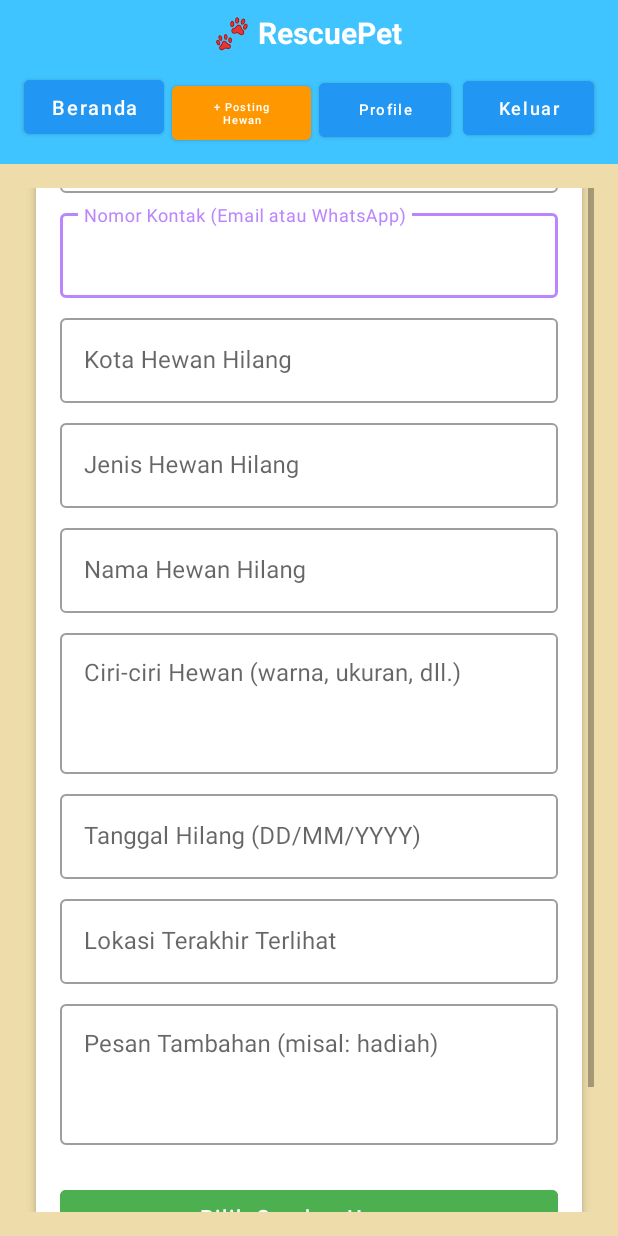
After one commit to mhmdihmsyh/glorius, an Android app: the HewanHilangActivity screen opened directly, with no data from a screen before it, on a phone screen of 412 x 824 dp. The commit adds this screen. Run offline under Robolectric (Android 15) with nearby library versions, the phone set to English and light mode, and no system bars; our stand-ins replace Firebase (no records; nobody signed in at launch, a user with empty details on screens opened directly); pictures from the network do not load.

Commit message:
Menambahkan fitur Lapor Hewan Hilang dan integrasi Firebase
Perubahan:
- Menambahkan `HewanHilangActivity.kt` dan layout `form_hewan_hilang.xml` untuk fitur lapor hewan hilang.
- Mengintegrasikan Supabase untuk unggah gambar dan Firebase Firestore untuk penyimpanan data laporan hewan hilang.
- Menambahkan dependensi OkHttp dan Kotlin Coroutines di `build.gradle.kts`.
- Memperbarui `AndroidManifest.xml` dengan menambahkan aktivitas `HewanHilangActivity`.
- Memperbarui `FormAdopsiActivity.kt` untuk menyimpan data permohonan adopsi ke Firebase Firestore.
- Memperbarui konfigurasi target deployment di `.idea/deploymentTargetSelector.xml`.

```diff
--- a/app/build.gradle.kts
+++ b/app/build.gradle.kts
@@ -67,6 +67,12 @@ dependencies {
 
     // Lottie (untuk animasi JSON)
     implementation("com.airbnb.android:lottie:6.4.0")
+    // OkHttp untuk HTTP request ke Supabase
+    implementation("com.squareup.okhttp3:okhttp:4.12.0")
+
+// Kotlin Coroutines untuk background tasks
+    implementation("org.jetbrains.kotlinx:kotlinx-coroutines-android:1.7.3")
+
 
     // Testing
     testImplementation("junit:junit:4.13.2")
--- /dev/null
+++ b/app/src/main/res/layout/form_hewan_hilang.xml
@@ -0,0 +1,288 @@
+<?xml version="1.0" encoding="utf-8"?>
+<LinearLayout xmlns:android="http://schemas.android.com/apk/res/android"
+    xmlns:app="http://schemas.android.com/apk/res-auto"
+    android:layout_width="match_parent"
+    android:layout_height="match_parent"
+    android:orientation="vertical"
+    android:background="#EEDDAB">
+
+    <LinearLayout
+        android:layout_width="match_parent"
+        android:layout_height="wrap_content"
+        android:orientation="vertical"
+        android:background="#40C4FF"
+        android:paddingVertical="8dp"
+        android:paddingHorizontal="12dp">
+
+        <TextView
+            android:id="@+id/logo"
+            android:layout_width="wrap_content"
+            android:layout_height="wrap_content"
+            android:text="🐾 RescuePet"
+            android:textColor="#FFFFFF"
+            android:textSize="20sp"
+            android:textStyle="bold"
+            android:layout_gravity="center_horizontal" />
+
+        <GridLayout
+            android:layout_width="match_parent"
+            android:layout_height="wrap_content"
+            android:columnCount="4"
+            android:layout_marginTop="8dp"
+            android:alignmentMode="alignMargins"
+            android:columnOrderPreserved="false">
+
+            <Button
+                android:id="@+id/btnBeranda"
+                android:layout_width="5dp"
+                android:textSize="13dp"
+                android:layout_height="wrap_content"
+                android:layout_row="0"
+                android:layout_column="0"
+                android:layout_columnWeight="1"
+                android:layout_margin="4dp"
+                android:backgroundTint="#2196F3"
+                android:text="Beranda"
+                android:textAllCaps="false"
+                android:textColor="#FFFFFF" />
+
+            <Button
+                android:id="@+id/btnPosting"
+                android:layout_width="5dp"
+                android:layout_height="wrap_content"
+                android:layout_columnWeight="1"
+                android:layout_margin="1dp"
+                android:textSize="7dp"
+                android:backgroundTint="#FF9800"
+                android:text="+ Posting Hewan"
+                android:textAllCaps="false"
+                android:textColor="#FFFFFF" />
+
+            <Button
+                android:id="@+id/btnProfile"
+                android:layout_width="0dp"
+                android:layout_height="wrap_content"
+                android:layout_columnWeight="1"
+                android:textSize="10dp"
+                android:text="Profile"
+                android:textAllCaps="false"
+                android:backgroundTint="#2196F3"
+                android:textColor="#FFFFFF"
+                android:layout_margin="4dp" />
+
+            <Button
+                android:id="@+id/btnKeluar"
+                android:layout_width="0dp"
+                android:textSize="12dp"
+                android:layout_height="wrap_content"
+                android:layout_columnWeight="1"
+                android:text="Keluar"
+                android:textAllCaps="false"
+                android:backgroundTint="#2196F3"
+                android:textColor="#FFFFFF"
+                android:layout_margin="4dp" />
+        </GridLayout>
+    </LinearLayout>
+
+    <ScrollView
+        android:layout_width="match_parent"
+        android:layout_height="0dp"
+        android:layout_weight="1"
+        android:padding="16dp"
+        android:background="#EEDDAB">
+
+        <LinearLayout
+            android:layout_width="match_parent"
+            android:layout_height="wrap_content"
+            android:orientation="vertical"
+            android:background="#FFFFFF"
+            android:padding="16dp"
+            android:elevation="4dp"
+            android:layout_margin="8dp"
+            android:layout_gravity="center"
+            android:layout_marginTop="24dp"
+            android:layout_marginBottom="24dp"
+            android:gravity="center_horizontal">
+
+            <TextView
+                android:id="@+id/textJudulForm"
+                android:layout_width="wrap_content"
+                android:layout_height="wrap_content"
+                android:text="Lapor Hewan Hilang"
+                android:textSize="18sp"
+                android:textStyle="bold"
+                android:layout_marginBottom="16dp"
+                android:textColor="#000000" />
+
+            <com.google.android.material.textfield.TextInputLayout
+                android:layout_width="match_parent"
+                android:layout_height="wrap_content"
+                android:layout_marginBottom="8dp"
+                style="@style/Widget.MaterialComponents.TextInputLayout.OutlinedBox">
+                <com.google.android.material.textfield.TextInputEditText
+                    android:id="@+id/inputNamaPelapor"
+                    android:layout_width="match_parent"
+                    android:layout_height="wrap_content"
+                    android:hint="Nama Pelapor"
+                    android:inputType="textPersonName" />
+            </com.google.android.material.textfield.TextInputLayout>
+
+            <com.google.android.material.textfield.TextInputLayout
+                android:layout_width="match_parent"
+                android:layout_height="wrap_content"
+                android:layout_marginBottom="8dp"
+                style="@style/Widget.MaterialComponents.TextInputLayout.OutlinedBox">
+                <com.google.android.material.textfield.TextInputEditText
+                    android:id="@+id/inputKontak"
+                    android:layout_width="match_parent"
+                    android:layout_height="wrap_content"
+                    android:hint="Nomor Kontak (Email atau WhatsApp)"
+                    android:inputType="textEmailAddress|phone" />
+            </com.google.android.material.textfield.TextInputLayout>
+
+            <com.google.android.material.textfield.TextInputLayout
+                android:layout_width="match_parent"
+                android:layout_height="wrap_content"
+                android:layout_marginBottom="8dp"
+                style="@style/Widget.MaterialComponents.TextInputLayout.OutlinedBox">
+                <com.google.android.material.textfield.TextInputEditText
+                    android:id="@+id/inputKota"
+                    android:layout_width="match_parent"
+                    android:layout_height="wrap_content"
+                    android:hint="Kota Hewan Hilang"
+                    android:inputType="text" />
+            </com.google.android.material.textfield.TextInputLayout>
+
+            <com.google.android.material.textfield.TextInputLayout
+                android:layout_width="match_parent"
+                android:layout_height="wrap_content"
+                android:layout_marginBottom="8dp"
+                style="@style/Widget.MaterialComponents.TextInputLayout.OutlinedBox">
+                <com.google.android.material.textfield.TextInputEditText
+                    android:id="@+id/inputJenisHewan"
+                    android:layout_width="match_parent"
+                    android:layout_height="wrap_content"
+                    android:hint="Jenis Hewan Hilang"
+                    android:inputType="text" />
+            </com.google.android.material.textfield.TextInputLayout>
+
+            <com.google.android.material.textfield.TextInputLayout
+                android:layout_width="match_parent"
+                android:layout_height="wrap_content"
+                android:layout_marginBottom="8dp"
+                style="@style/Widget.MaterialComponents.TextInputLayout.OutlinedBox">
+                <com.google.android.material.textfield.TextInputEditText
+                    android:id="@+id/inputNamaHewan"
+                    android:layout_width="match_parent"
+                    android:layout_height="wrap_content"
+                    android:hint="Nama Hewan Hilang"
+                    android:inputType="textPersonName" />
+            </com.google.android.material.textfield.TextInputLayout>
+
+            <com.google.android.material.textfield.TextInputLayout
+                android:layout_width="match_parent"
+                android:layout_height="wrap_content"
+                android:layout_marginBottom="8dp"
+                style="@style/Widget.MaterialComponents.TextInputLayout.OutlinedBox">
+                <com.google.android.material.textfield.TextInputEditText
+                    android:id="@+id/inputCiriKhusus"
+                    android:layout_width="match_parent"
+                    android:layout_height="wrap_content"
+                    android:hint="Ciri-ciri Hewan (warna, ukuran, dll.)"
+                    android:inputType="textMultiLine"
+                    android:minLines="3"
+                    android:gravity="top" />
+            </com.google.android.material.textfield.TextInputLayout>
+
+            <com.google.android.material.textfield.TextInputLayout
+                android:layout_width="match_parent"
+                android:layout_height="wrap_content"
+                android:layout_marginBottom="8dp"
+                style="@style/Widget.MaterialComponents.TextInputLayout.OutlinedBox">
+                <com.google.android.material.textfield.TextInputEditText
+                    android:id="@+id/inputTanggalHilang"
+                    android:layout_width="match_parent"
+                    android:layout_height="wrap_content"
+                    android:hint="Tanggal Hilang (DD/MM/YYYY)"
+                    android:inputType="date" />
+            </com.google.android.material.textfield.TextInputLayout>
+
+            <com.google.android.material.textfield.TextInputLayout
+                android:layout_width="match_parent"
+                android:layout_height="wrap_content"
+                android:layout_marginBottom="8dp"
+                style="@style/Widget.MaterialComponents.TextInputLayout.OutlinedBox">
+                <com.google.android.material.textfield.TextInputEditText
+                    android:id="@+id/inputLokasiTerakhir"
+                    android:layout_width="match_parent"
+                    android:layout_height="wrap_content"
+                    android:hint="Lokasi Terakhir Terlihat"
+                    android:inputType="text" />
+            </com.google.android.material.textfield.TextInputLayout>
+
+            <com.google.android.material.textfield.TextInputLayout
+                android:layout_width="match_parent"
+                android:layout_height="wrap_content"
+                android:layout_marginBottom="8dp"
+                style="@style/Widget.MaterialComponents.TextInputLayout.OutlinedBox">
+                <com.google.android.material.textfield.TextInputEditText
+                    android:id="@+id/inputPesanTambahan"
+                    android:layout_width="match_parent"
+                    android:layout_height="wrap_content"
+                    android:hint="Pesan Tambahan (misal: hadiah)"
+                    android:inputType="textMultiLine"
+                    android:minLines="3"
+                    android:gravity="top" />
+            </com.google.android.material.textfield.TextInputLayout>
+
+            <Button
+                android:id="@+id/btnPilihGambar"
+                android:layout_width="match_parent"
+                android:layout_height="wrap_content"
+                android:text="Pilih Gambar Hewan"
+                android:textAllCaps="false"
+                android:backgroundTint="#4CAF50"
+                android:textColor="#FFFFFF"
+                android:layout_marginTop="16dp"
+                android:layout_marginBottom="8dp"/>
+
+            <ImageView
+                android:id="@+id/imgPreview"
+                android:layout_width="200dp"
+                android:layout_height="200dp"
+                android:scaleType="centerCrop"
+                android:layout_gravity="center_horizontal"
+                android:layout_marginBottom="16dp"
+                android:background="@drawable/image_border"
+                android:visibility="gone"
+                android:contentDescription="Pratinjau Gambar Hewan" />
+
+            <LinearLayout
+                android:layout_width="match_parent"
+                android:layout_height="wrap_content"
+                android:orientation="horizontal"
+                android:gravity="center"
+                android:layout_marginTop="16dp">
+
+                <Button
+                    android:id="@+id/btnLaporkan"
+                    android:text="Laporkan"
+                    android:textAllCaps="false"
+                    android:textColor="#FFFFFF"
+                    android:backgroundTint="#03A9F4"
+                    android:layout_width="wrap_content"
+                    android:layout_height="wrap_content" />
+
+                <Button
+                    android:id="@+id/btnReset"
+                    android:text="Reset"
+                    android:textAllCaps="false"
+                    android:layout_marginStart="16dp"
+                    android:backgroundTint="#757575"
+                    android:textColor="#FFFFFF"
+                    android:layout_width="wrap_content"
+                    android:layout_height="wrap_content" />
+            </LinearLayout>
+        </LinearLayout>
+    </ScrollView>
+</LinearLayout>
```
Also changed, not shown: app/src/main/AndroidManifest.xml (+3 -5 lines), app/src/main/java/com/example/gloryrescuepetapp/FormAdopsiActivity.kt (+45 -8 lines), app/src/main/java/com/example/gloryrescuepetapp/HewanHilangActivity.kt (added, +268 -0 lines), app/src/main/res/drawable/image_border.png (added), app/src/main/res/drawable/loading_bg.png (added).
